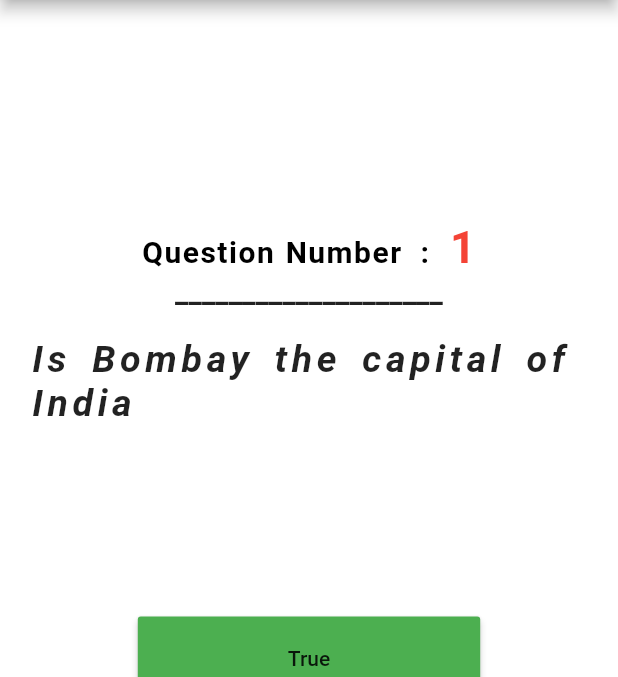
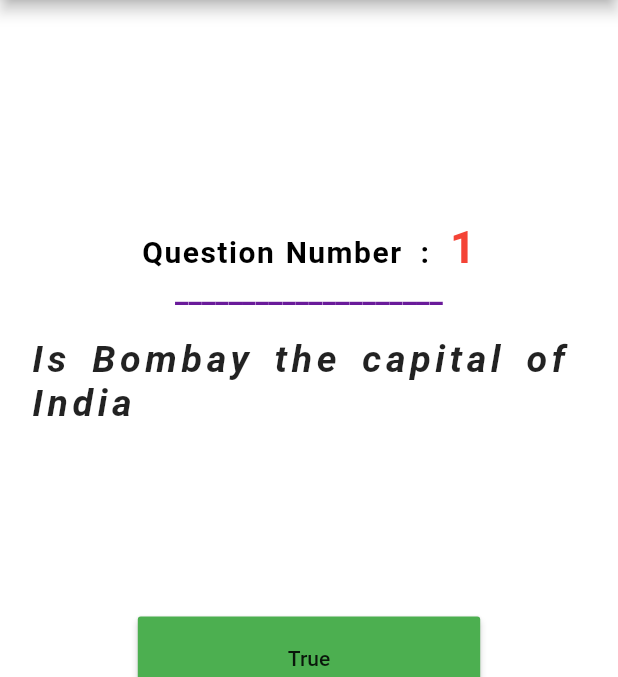
Before and after one commit to tanushagrawal/quiz, a Flutter app: the screen it shows after launch, on a phone screen of 412 x 824 dp, the part 84-761 px from its top. Run offline on Flutter 3.47's test engine with Material 2 defaults, Android fonts, the light colour scheme and no system bars; Roboto replaces fonts that are missing (Cosmic Sans).

Commit message:
underline color change

```diff
--- a/lib/main.dart
+++ b/lib/main.dart
@@ -104,7 +104,7 @@ class _MyAppState extends State<MyApp> {
                Center(
                   child: Padding(
                        padding: const EdgeInsets.all(0),
-                       child: Text("____________________",style:TextStyle(fontSize: 20,fontWeight: FontWeight.bold,)),
+                       child: Text("____________________",style:TextStyle(fontSize: 20,fontWeight: FontWeight.bold,color: Colors.purple[800])),
                   ),
                 ),
 
```
